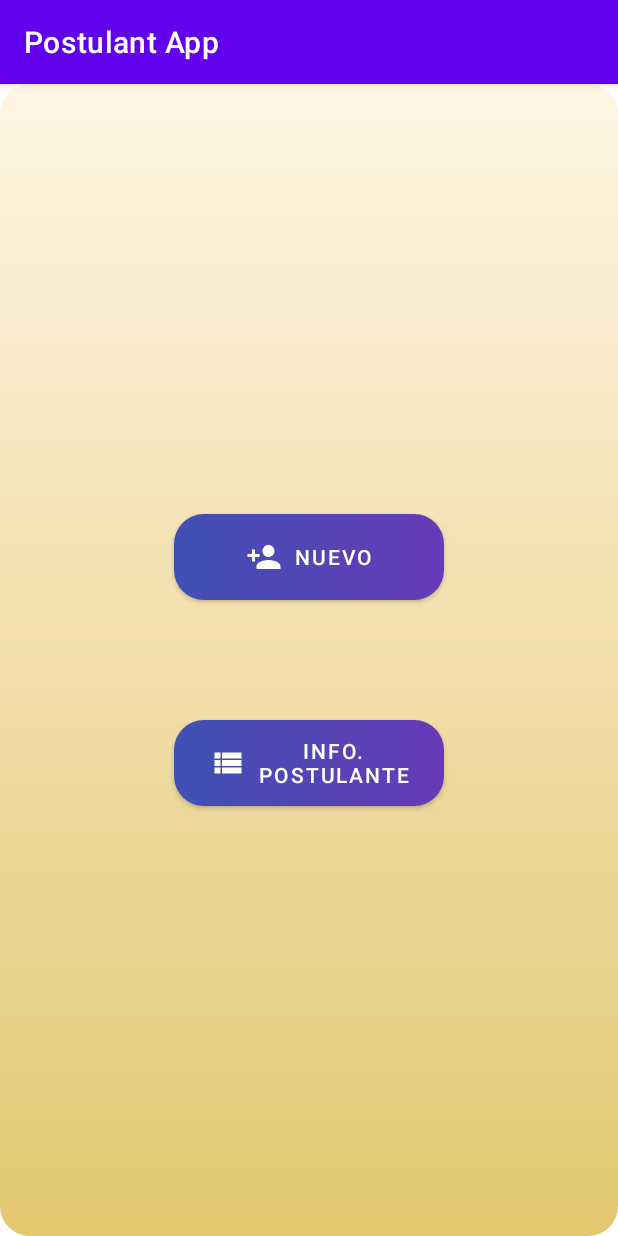
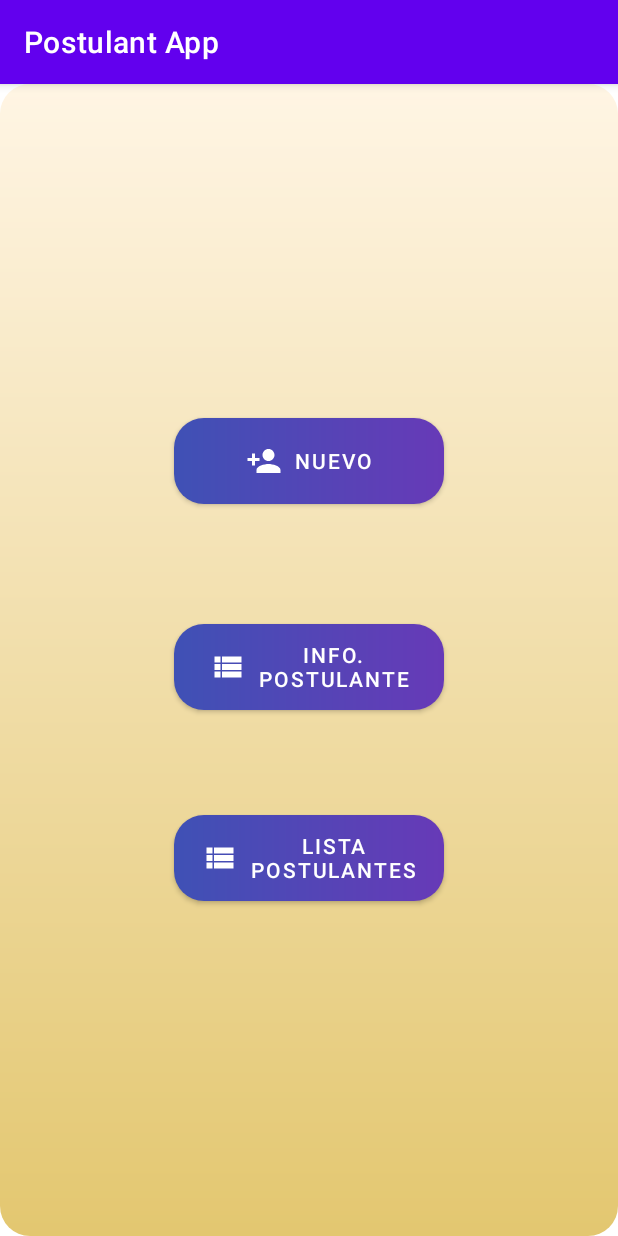
Before and after one commit to JoseAntonio98/IDNP-Course-Intent, an Android app: the MenuActivity screen opened directly, with no data from a screen before it, on a phone screen of 412 x 824 dp. Run offline under Robolectric (Android 15) with nearby library versions, the phone set to English and light mode, and no system bars.

Commit message:
Utilizando recyclerView para listar Postulantes

```diff
--- a/app/build.gradle
+++ b/app/build.gradle
@@ -33,6 +33,7 @@ dependencies {
     implementation 'androidx.appcompat:appcompat:1.5.1'
     implementation 'com.google.android.material:material:1.6.1'
     implementation 'androidx.constraintlayout:constraintlayout:2.1.4'
+    implementation 'androidx.recyclerview:recyclerview:1.0.0'
     testImplementation 'junit:junit:4.13.2'
     androidTestImplementation 'androidx.test.ext:junit:1.1.3'
     androidTestImplementation 'androidx.test.espresso:espresso-core:3.4.0'
--- a/app/src/main/res/layout/activity_menu.xml
+++ b/app/src/main/res/layout/activity_menu.xml
@@ -15,24 +15,34 @@
         android:layout_width="180dp"
         android:layout_height="57dp"
         android:layout_marginBottom="80dp"
+        android:background="@drawable/custom_button"
         android:onClick="goToPostulanteRegistroActivity"
         android:text="@string/button_label3"
+        app:backgroundTint="@null"
         app:icon="@drawable/ic_postulant_add"
-        app:iconGravity="textStart"
-        app:backgroundTint="@null"
-        android:background="@drawable/custom_button"
-        />
+        app:iconGravity="textStart" />
 
     <Button
         android:id="@+id/button3"
         android:layout_width="180dp"
         android:layout_height="57dp"
+        android:background="@drawable/custom_button"
         android:onClick="goToPostulanteInfoActivity"
         android:text="@string/button_label2"
+        app:backgroundTint="@null"
         app:icon="@drawable/ic_postulant_view_info"
-        app:iconGravity="textStart"
+        app:iconGravity="textStart" />
+
+    <Button
+        android:id="@+id/button4"
+        android:layout_width="180dp"
+        android:layout_height="57dp"
+        android:layout_marginTop="70dp"
+        android:background="@drawable/custom_button"
+        android:onClick="goToListaPostulantesActivity"
+        android:text="@string/button_label4"
         app:backgroundTint="@null"
-        android:background="@drawable/custom_button"
-        />
+        app:icon="@drawable/ic_postulant_view_info"
+        app:iconGravity="textStart" />
 
 </LinearLayout>
--- a/app/src/main/res/values/strings.xml
+++ b/app/src/main/res/values/strings.xml
@@ -10,6 +10,7 @@
     <!-- Menu Activity -->
     <string name="button_label2">Info. Postulante</string>
     <string name="button_label3">Nuevo</string>
+    <string name="button_label4">Lista Postulantes</string>
 
     <!-- PostulantInfo Activity -->
     <string name="search_term_hint">DNI Postulante</string>
@@ -30,4 +31,6 @@
     <string name="button_register">Registrar</string>
     <string name="datebirth_hint">Fecha nacimiento xx/xx/xx</string>
 
+    <!-- PostulantRegister Activity -->
+    <string name="title_List_Postulant">Lista General de Postulantes</string>
 </resources>
--- a/gradle.properties
+++ b/gradle.properties
@@ -19,3 +19,4 @@ android.useAndroidX=true
 # resources declared in the library itself and none from the library's dependencies,
 # thereby reducing the size of the R class for that library
 android.nonTransitiveRClass=true
+android.enableJetifier=true
```
Also changed, not shown: app/src/main/AndroidManifest.xml (+7 -0 lines), app/src/main/java/com/example/laboratorio03/AdapterDatos.java (added, +50 -0 lines), app/src/main/java/com/example/laboratorio03/MenuActivity.java (+8 -0 lines), app/src/main/java/com/example/laboratorio03/PostulantListActivity.java (added, +40 -0 lines), app/src/main/res/layout/activity_postulant_list.xml (added, +23 -0 lines), app/src/main/res/layout/item_list.xml (added, +13 -0 lines).
